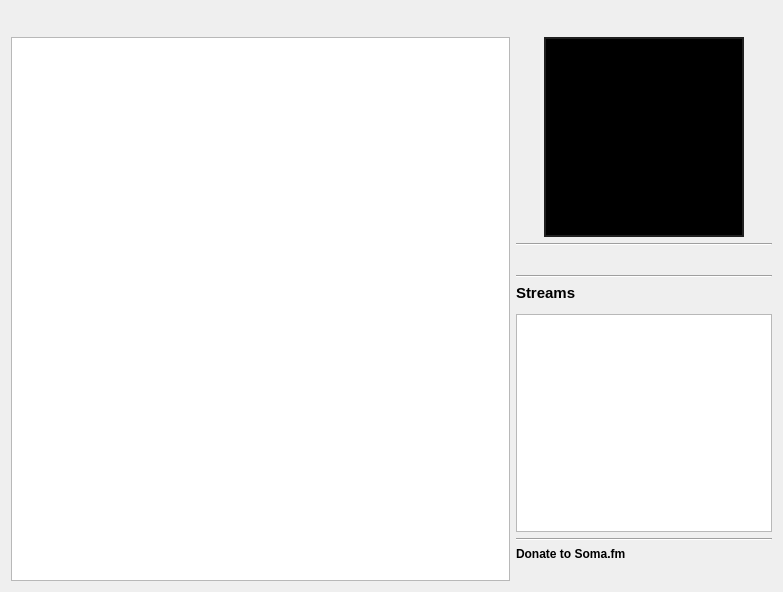
Above: src/Gui/SomaFM/GUI_SomaFM.ui from Inferno214221/sayonara-player before the change. Below: the same form after it.
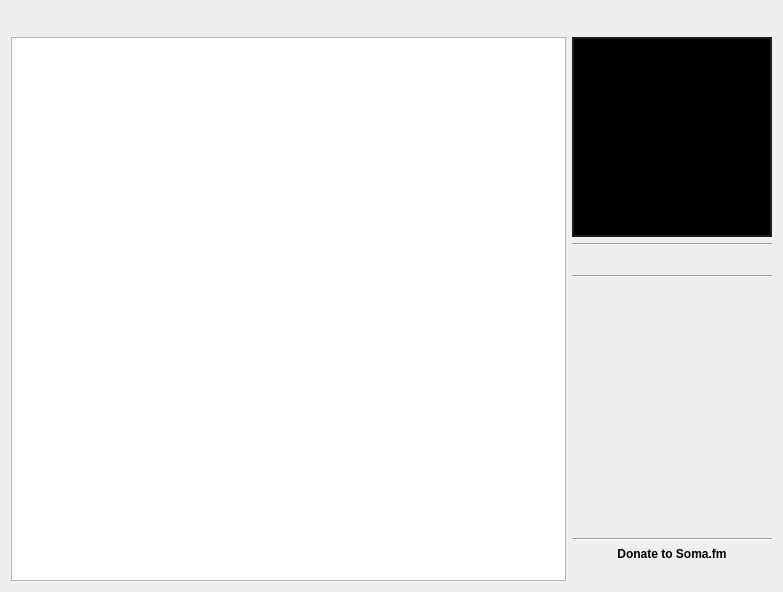
That is the form after the change. Custom widgets are drawn as their Qt base class.

Diff of the .ui file:
```diff
--- a/src/Gui/SomaFM/GUI_SomaFM.ui
+++ b/src/Gui/SomaFM/GUI_SomaFM.ui
@@ -11,38 +11,6 @@
    </rect>
   </property>
   <layout class="QGridLayout" name="gridLayout">
-   <item row="8" column="1">
-    <widget class="QListView" name="lv_playlists">
-     <property name="sizePolicy">
-      <sizepolicy hsizetype="Preferred" vsizetype="Expanding">
-       <horstretch>0</horstretch>
-       <verstretch>0</verstretch>
-      </sizepolicy>
-     </property>
-     <property name="focusPolicy">
-      <enum>Qt::StrongFocus</enum>
-     </property>
-     <property name="dragDropMode">
-      <enum>QAbstractItemView::DragOnly</enum>
-     </property>
-     <property name="alternatingRowColors">
-      <bool>true</bool>
-     </property>
-    </widget>
-   </item>
-   <item row="10" column="1">
-    <widget class="QLabel" name="label_3">
-     <property name="font">
-      <font>
-       <weight>75</weight>
-       <bold>true</bold>
-      </font>
-     </property>
-     <property name="text">
-      <string>Donate to Soma.fm</string>
-     </property>
-    </widget>
-   </item>
    <item row="5" column="1">
     <widget class="Line" name="line">
      <property name="sizePolicy">
@@ -88,64 +56,19 @@
     </widget>
    </item>
    <item row="9" column="1">
-    <widget class="Line" name="line_2">
-     <property name="orientation">
-      <enum>Qt::Horizontal</enum>
-     </property>
-    </widget>
-   </item>
-   <item row="11" column="1">
     <widget class="QLabel" name="lab_donate">
      <property name="text">
       <string/>
      </property>
+     <property name="alignment">
+      <set>Qt::AlignCenter</set>
+     </property>
      <property name="openExternalLinks">
       <bool>true</bool>
      </property>
     </widget>
    </item>
-   <item row="0" column="0" colspan="2">
-    <layout class="QHBoxLayout" name="horizontalLayout">
-     <item>
-      <widget class="QFrame" name="header_frame">
-       <property name="frameShape">
-        <enum>QFrame::StyledPanel</enum>
-       </property>
-       <property name="frameShadow">
-        <enum>QFrame::Raised</enum>
-       </property>
-      </widget>
-     </item>
-     <item>
-      <spacer name="horizontalSpacer">
-       <property name="orientation">
-        <enum>Qt::Horizontal</enum>
-       </property>
-       <property name="sizeHint" stdset="0">
-        <size>
-         <width>40</width>
-         <height>20</height>
-        </size>
-       </property>
-      </spacer>
-     </item>
-    </layout>
-   </item>
-   <item row="6" column="1">
-    <widget class="QLabel" name="label_2">
-     <property name="font">
-      <font>
-       <pointsize>11</pointsize>
-       <weight>75</weight>
-       <bold>true</bold>
-      </font>
-     </property>
-     <property name="text">
-      <string>Streams</string>
-     </property>
-    </widget>
-   </item>
-   <item row="1" column="0" rowspan="11">
+   <item row="1" column="0" rowspan="9">
     <widget class="SomaFMStationView" name="tv_stations">
      <property name="sizePolicy">
       <sizepolicy hsizetype="MinimumExpanding" vsizetype="Expanding">
@@ -197,6 +120,83 @@
      </attribute>
     </widget>
    </item>
+   <item row="3" column="1">
+    <widget class="Line" name="line_3">
+     <property name="orientation">
+      <enum>Qt::Horizontal</enum>
+     </property>
+    </widget>
+   </item>
+   <item row="0" column="0" colspan="2">
+    <layout class="QHBoxLayout" name="horizontalLayout">
+     <item>
+      <widget class="QFrame" name="header_frame">
+       <property name="frameShape">
+        <enum>QFrame::StyledPanel</enum>
+       </property>
+       <property name="frameShadow">
+        <enum>QFrame::Raised</enum>
+       </property>
+      </widget>
+     </item>
+     <item>
+      <spacer name="horizontalSpacer">
+       <property name="orientation">
+        <enum>Qt::Horizontal</enum>
+       </property>
+       <property name="sizeHint" stdset="0">
+        <size>
+         <width>40</width>
+         <height>20</height>
+        </size>
+       </property>
+      </spacer>
+     </item>
+    </layout>
+   </item>
+   <item row="8" column="1">
+    <widget class="QLabel" name="label_3">
+     <property name="font">
+      <font>
+       <weight>75</weight>
+       <bold>true</bold>
+      </font>
+     </property>
+     <property name="text">
+      <string>Donate to Soma.fm</string>
+     </property>
+     <property name="alignment">
+      <set>Qt::AlignCenter</set>
+     </property>
+    </widget>
+   </item>
+   <item row="4" column="1">
+    <widget class="QLabel" name="lab_description">
+     <property name="font">
+      <font>
+       <pointsize>11</pointsize>
+      </font>
+     </property>
+     <property name="styleSheet">
+      <string notr="true">font-size: 11pt;</string>
+     </property>
+     <property name="text">
+      <string notr="true"/>
+     </property>
+     <property name="textFormat">
+      <enum>Qt::RichText</enum>
+     </property>
+     <property name="alignment">
+      <set>Qt::AlignCenter</set>
+     </property>
+     <property name="wordWrap">
+      <bool>true</bool>
+     </property>
+     <property name="openExternalLinks">
+      <bool>true</bool>
+     </property>
+    </widget>
+   </item>
    <item row="1" column="1" rowspan="2">
     <layout class="QHBoxLayout" name="horizontalLayout_2">
      <item>
@@ -229,6 +229,26 @@
      </item>
     </layout>
    </item>
+   <item row="7" column="1">
+    <widget class="Line" name="line_2">
+     <property name="orientation">
+      <enum>Qt::Horizontal</enum>
+     </property>
+    </widget>
+   </item>
+   <item row="6" column="1">
+    <spacer name="verticalSpacer">
+     <property name="orientation">
+      <enum>Qt::Vertical</enum>
+     </property>
+     <property name="sizeHint" stdset="0">
+      <size>
+       <width>20</width>
+       <height>40</height>
+      </size>
+     </property>
+    </spacer>
+   </item>
   </layout>
  </widget>
  <customwidgets>
```
Left out of the diff: 32 changed lines with no effect on the pictures.
